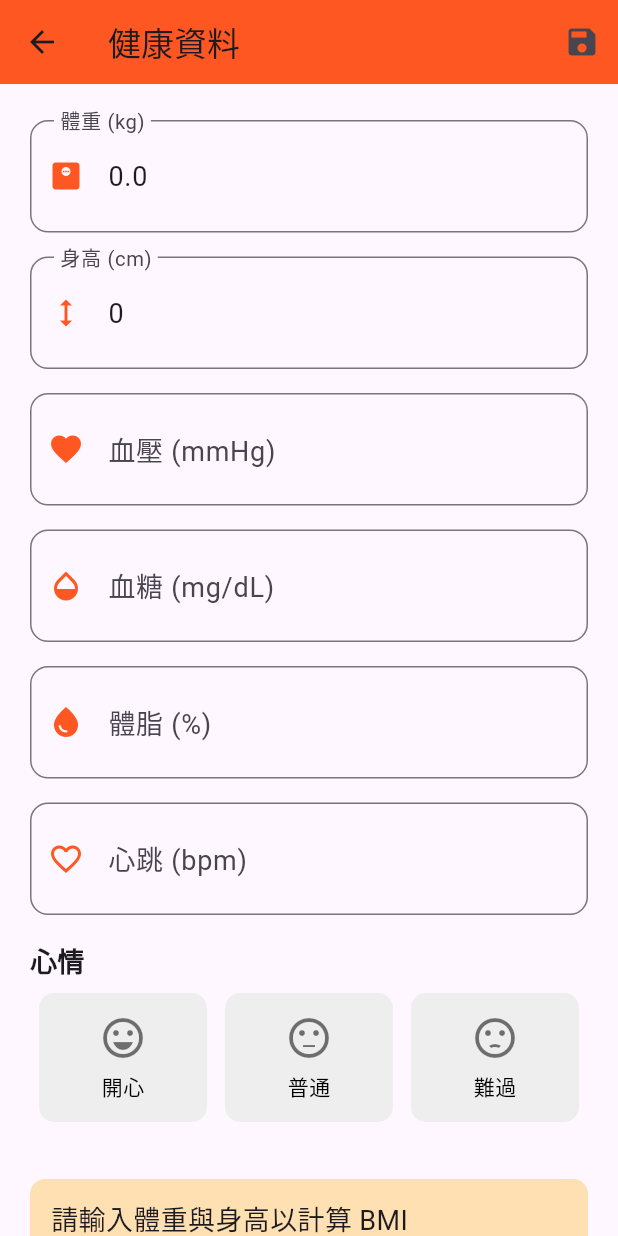
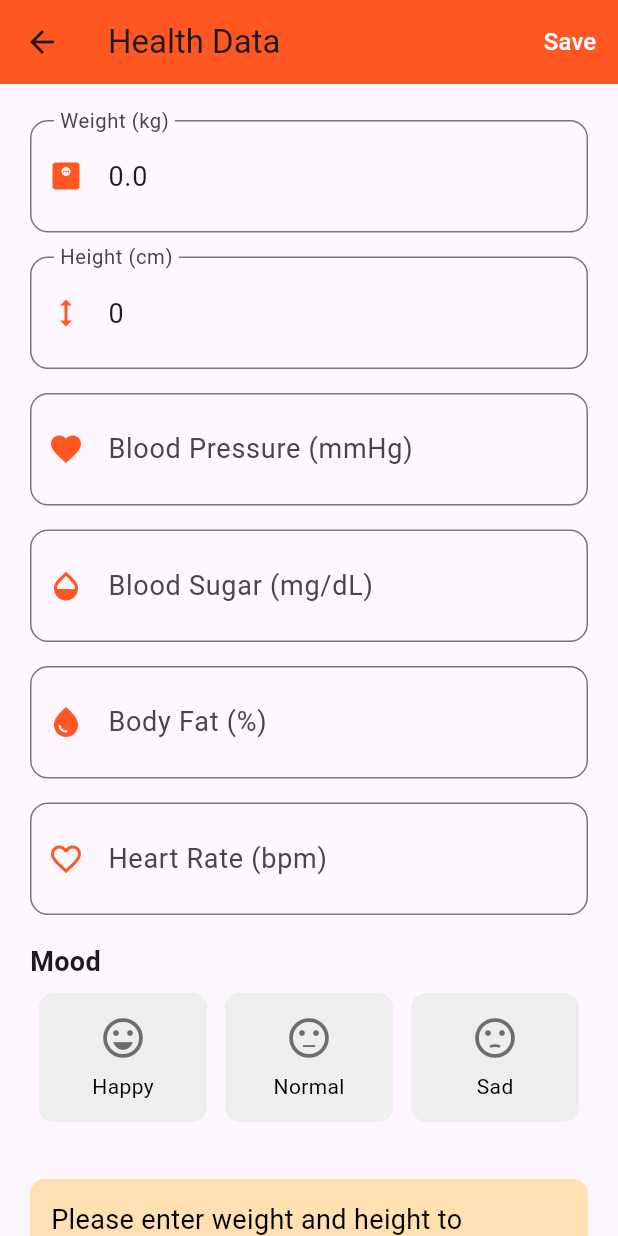
Before and after one commit to lurking92/youroldmove, a Flutter app: the HealthPage screen opened by its route, on a phone screen of 412 x 824 dp. Run offline on Flutter 3.47's test engine with Material 3 defaults, Android fonts, the phone set to English and light mode, and no system bars; our stand-ins replace cloud_firestore, firebase_auth, firebase_core, firebase_messaging, firebase_storage, fl_chart and 4 more; accounts and stored records are empty.

Commit message:
Update health.dart

```diff
--- a/lib/health.dart
+++ b/lib/health.dart
@@ -21,7 +21,7 @@ class _HealthPageState extends State<HealthPage> {
   final _bodyFatController = TextEditingController();
   final _heartRateController = TextEditingController();
 
-  String _mood = '普通';
+  String _mood = 'Normal';
   double? _bmi;
   String? _lastSavedTime;
 
@@ -30,11 +30,11 @@ class _HealthPageState extends State<HealthPage> {
   String _selectedField = 'weight';
 
   final Map<String, String> _fieldNames = {
-    'weight': '體重',
-    'bloodPressure': '血壓',
-    'bloodSugar': '血糖',
-    'bodyFat': '體脂',
-    'heartRate': '心跳',
+    'weight': 'Weight',
+    'bloodPressure': 'Blood Pressure',
+    'bloodSugar': 'Blood Sugar',
+    'bodyFat': 'Body Fat',
+    'heartRate': 'Heart Rate',
   };
 
   @override
@@ -72,7 +72,7 @@ class _HealthPageState extends State<HealthPage> {
           _bloodSugarController.text = data['bloodSugar']?.toString() ?? '';
           _bodyFatController.text = data['bodyFat']?.toString() ?? '';
           _heartRateController.text = data['heartRate']?.toString() ?? '';
-          _mood = data['mood'] ?? '普通';
+          _mood = data['mood'] ?? 'Normal';
           _calculateBMI();
 
           final ts = data['timestamp'];
@@ -129,14 +129,14 @@ class _HealthPageState extends State<HealthPage> {
       await _firestore.collection('healthHistory').doc(user.uid).collection('records').add(data);
 
       ScaffoldMessenger.of(context).showSnackBar(
-        const SnackBar(content: Text('健康資料已儲存')),
+        const SnackBar(content: Text('Health data saved')),
       );
 
       await _fetchLatestData();
       await _fetchHistory();
     } catch (e) {
       ScaffoldMessenger.of(context).showSnackBar(
-        SnackBar(content: Text('儲存失敗：$e')),
+        SnackBar(content: Text('Save failed: $e')),
       );
     }
   }
@@ -161,15 +161,15 @@ class _HealthPageState extends State<HealthPage> {
 
   Widget _buildMoodSelector() {
     final moods = {
-      '開心': Icons.sentiment_very_satisfied,
-      '普通': Icons.sentiment_neutral,
-      '難過': Icons.sentiment_dissatisfied,
+      'Happy': Icons.sentiment_very_satisfied,
+      'Normal': Icons.sentiment_neutral,
+      'Sad': Icons.sentiment_dissatisfied,
     };
 
     return Column(
       crossAxisAlignment: CrossAxisAlignment.start,
       children: [
-        const Text('心情', style: TextStyle(fontSize: 18, fontWeight: FontWeight.bold)),
+        const Text('Mood', style: TextStyle(fontSize: 18, fontWeight: FontWeight.bold)),
         Row(
           children: moods.entries.map((entry) {
             final selected = _mood == entry.key;
@@ -209,8 +209,8 @@ class _HealthPageState extends State<HealthPage> {
         borderRadius: BorderRadius.circular(10),
       ),
       child: Text(
-        _bmi != null ? '你的 BMI 是：${_bmi!.toStringAsFixed(1)}' : '請輸入體重與身高以計算 BMI',
-        style: const TextStyle(fontSize: 18),
+        _bmi != null ? 'Your BMI is: ${_bmi!.toStringAsFixed(1)}' : 'Please enter weight and height to calculate BMI',
+        style: const TextStyle(fontSize: 18, color: Colors.black),
       ),
     );
   }
@@ -227,7 +227,7 @@ class _HealthPageState extends State<HealthPage> {
     }
 
     if (spots.isEmpty) {
-      return const Center(child: Text('沒有足夠的資料顯示圖表'));
+      return const Center(child: Text('Not enough data to display chart'));
     }
 
     return LineChart(
@@ -270,13 +270,15 @@ class _HealthPageState extends State<HealthPage> {
   Widget build(BuildContext context) {
     return Scaffold(
       appBar: AppBar(
-        title: const Text('健康資料'),
+        title: const Text('Health Data'),
         backgroundColor: Colors.deepOrange,
         actions: [
-          IconButton(
-            icon: const Icon(Icons.save),
+          TextButton(
             onPressed: _saveData,
-            tooltip: '儲存資料',
+            child: const Text(
+              'Save',
+              style: TextStyle(color: Colors.white, fontSize: 16),
+            ),
           ),
         ],
       ),
@@ -285,24 +287,23 @@ class _HealthPageState extends State<HealthPage> {
         child: Column(
           crossAxisAlignment: CrossAxisAlignment.start,
           children: [
-            _buildTextField('體重 (kg)', _weightController, Icons.monitor_weight),
-            _buildTextField('身高 (cm)', _heightController, Icons.height),
-            _buildTextField('血壓 (mmHg)', _bloodPressureController, Icons.favorite),
-            _buildTextField('血糖 (mg/dL)', _bloodSugarController, Icons.opacity),
-            _buildTextField('體脂 (%)', _bodyFatController, Icons.water_drop),
-            _buildTextField('心跳 (bpm)', _heartRateController, Icons.favorite_border),
+            _buildTextField('Weight (kg)', _weightController, Icons.monitor_weight),
+            _buildTextField('Height (cm)', _heightController, Icons.height),
+            _buildTextField('Blood Pressure (mmHg)', _bloodPressureController, Icons.favorite),
+            _buildTextField('Blood Sugar (mg/dL)', _bloodSugarController, Icons.opacity),
+            _buildTextField('Body Fat (%)', _bodyFatController, Icons.water_drop),
+            _buildTextField('Heart Rate (bpm)', _heartRateController, Icons.favorite_border),
             const SizedBox(height: 10),
             _buildMoodSelector(),
             const SizedBox(height: 20),
             _buildBMI(),
             if (_lastSavedTime != null)
-              Text('最後儲存時間：$_lastSavedTime', style: const TextStyle(fontSize: 14, color: Colors.grey)),
+              Text('Last saved: $_lastSavedTime', style: const TextStyle(fontSize: 14, color: Colors.grey)),
             const SizedBox(height: 30),
 
-            // 下拉選單選擇圖表欄位
             Row(
               children: [
-                const Text('選擇圖表：', style: TextStyle(fontSize: 18, fontWeight: FontWeight.bold)),
+                const Text('Select Chart: ', style: TextStyle(fontSize: 18, fontWeight: FontWeight.bold)),
                 const SizedBox(width: 12),
                 Expanded(
                   child: Container(
@@ -320,7 +321,10 @@ class _HealthPageState extends State<HealthPage> {
                       items: _fieldNames.entries
                           .map((e) => DropdownMenuItem(
                         value: e.key,
-                        child: Text(e.value, style: const TextStyle(fontSize: 16)),
+                        child: Text(
+                          e.value,
+                          style: const TextStyle(fontSize: 16, color: Colors.black), // <--- Black color
+                        ),
                       ))
                           .toList(),
                       onChanged: (value) {
```
